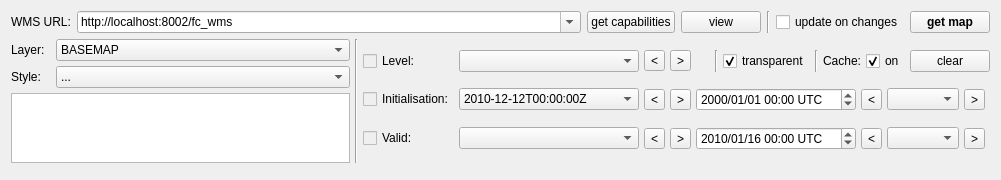
This is mslib/msui/ui/ui_wms_dockwidget.ui in Open-MSS/MSS as Qt 5 draws it before an edit. The edited form follows.
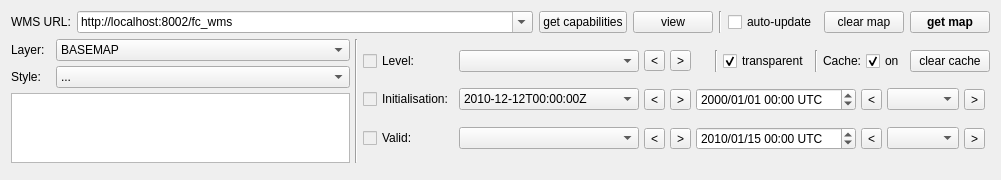
This is the edited form.

Commit message:
Added a clear map button to top and sideview.
Fix issue #234

```diff
--- a/mslib/msui/ui/ui_wms_dockwidget.ui
+++ b/mslib/msui/ui/ui_wms_dockwidget.ui
@@ -52,6 +52,9 @@
        <property name="toolTip">
         <string>Enter a valid WMS URL here.</string>
        </property>
+       <property name="styleSheet">
+        <string notr="true">QComboBox QAbstractItemView { min-width: 800px; }</string>
+       </property>
        <property name="editable">
         <bool>true</bool>
        </property>
@@ -112,7 +115,20 @@
         <string>Automatically request an updated map when the layer parameters have changed.</string>
        </property>
        <property name="text">
-        <string>update on changes</string>
+        <string>auto-update</string>
+       </property>
+      </widget>
+     </item>
+     <item>
+      <widget class="QPushButton" name="btClearMap">
+       <property name="maximumSize">
+        <size>
+         <width>200</width>
+         <height>16777215</height>
+        </size>
+       </property>
+       <property name="text">
+        <string>clear map</string>
        </property>
       </widget>
      </item>
@@ -520,12 +536,12 @@
             <date>
              <year>2010</year>
              <month>1</month>
-             <day>16</day>
+             <day>15</day>
             </date>
            </property>
            <property name="minimumDateTime">
             <datetime>
-             <hour>6</hour>
+             <hour>5</hour>
              <minute>0</minute>
              <second>0</second>
              <year>2000</year>
@@ -542,7 +558,7 @@
            </property>
            <property name="minimumTime">
             <time>
-             <hour>6</hour>
+             <hour>5</hour>
              <minute>0</minute>
              <second>0</second>
             </time>
@@ -709,7 +725,7 @@
             <string>Clear all cache contents.</string>
            </property>
            <property name="text">
-            <string>clear</string>
+            <string>clear cache</string>
            </property>
           </widget>
          </item>
```
The commit also changes 4 other files.
